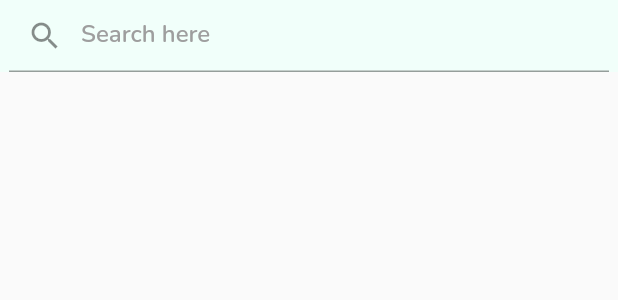
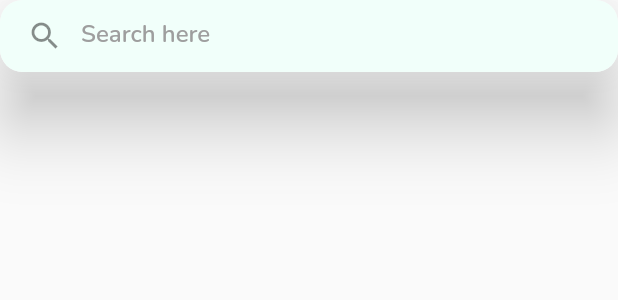
Before and after one commit to frost-ish/thapar-eats, a Flutter app: the MySearchBar widget shown alone on an empty page, opened directly, on a phone screen of 412 x 824 dp. Shown: the top 300 px of the screen. Run offline on Flutter 3.47's test engine with Material 2 defaults, Android fonts, the phone set to English and light mode, and no system bars; our stand-ins replace firebase_core, geolocator; accounts and stored records are empty.

Commit message:
modified searchbar

```diff
--- a/lib/Widgets/search_bar.dart
+++ b/lib/Widgets/search_bar.dart
@@ -13,7 +13,11 @@ class _SearchBarState extends State<MySearchBar> {
   var controller = TextEditingController();
   @override
   Widget build(BuildContext context) {
-    return Container(
+    return Material(
+      borderRadius: BorderRadius.circular(15),
+      clipBehavior: Clip.antiAlias,
+      elevation: 20,
+      child: Container(
         color: colorButtonLightEnabled,
         width: MediaQuery.of(context).size.width,
         padding: EdgeInsets.symmetric(horizontal: 6),
@@ -21,8 +25,10 @@ class _SearchBarState extends State<MySearchBar> {
           controller: controller,
           decoration: InputDecoration(
             hintText: "Search here",
+            border: InputBorder.none,
             hintStyle: TextStyle(color: colorTextHint, fontFamily: "Nunito"),
             prefixIcon: Icon(Icons.search),
+          ),
         ),
       ),
     );
```
Lines whose indentation alone changed are shown as unchanged.
